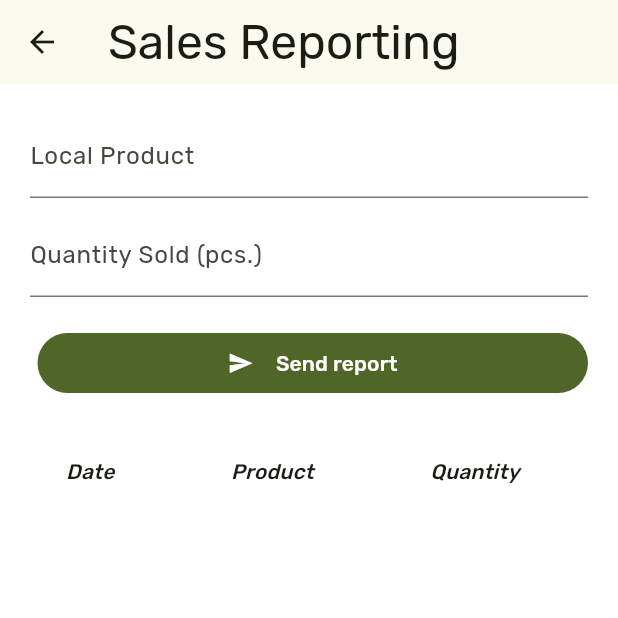
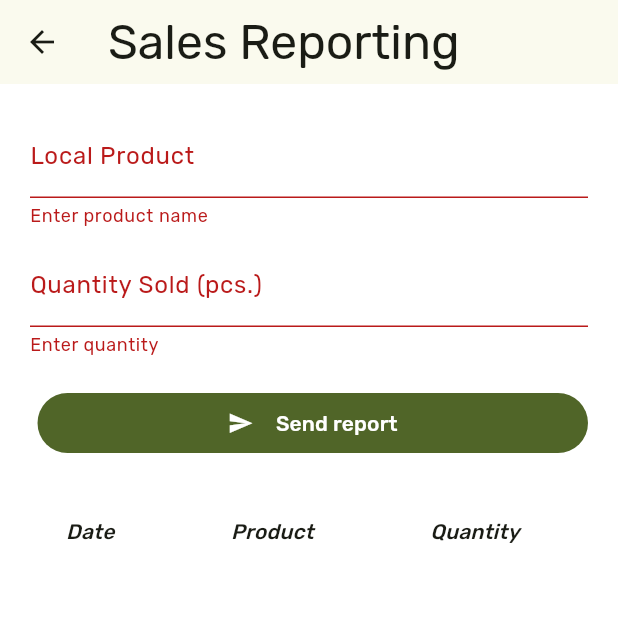
Before and after one commit to vallejohn/clinica_de_alternativo, a Flutter app: the SaleReportingPage screen opened by its route, after a tap on "Send report", on a phone screen of 412 x 824 dp, the top half of it. Run offline on Flutter 3.47's test engine with Material 3 defaults, Android fonts, the phone set to English and light mode, and no system bars; our stand-ins replace auto_route, cloud_firestore, dartz, equatable, firebase_auth, firebase_core and 5 more; missing offline and left inert: flutter_flavor; accounts and stored records are empty; statements that could not run were skipped.

Commit message:
Update sale_reporting_page.dart

```diff
--- a/lib/src/sales_reporting/presentation/sale_reporting_page.dart
+++ b/lib/src/sales_reporting/presentation/sale_reporting_page.dart
@@ -11,6 +11,8 @@ class SaleReportingPage extends StatefulWidget {
 class _SaleReportingPageState extends State<SaleReportingPage> {
   final TextEditingController _productNameController = TextEditingController();
   final TextEditingController _quantityController = TextEditingController();
+
+  final _formKey = GlobalKey<FormState>();
 
   @override
   Widget build(BuildContext context) {
@@ -36,10 +38,12 @@ class _SaleReportingPageState extends State<SaleReportingPage> {
             child: BlocBuilder<SalesReportingBloc, SalesReportingState>(builder: (srContext, srState) {
               bool loading = srState.status == SalesReportingStatus.loading;
               bool loadingList = srState.status == SalesReportingStatus.loadingReportsList;
-              return Column(
+              return Form(
+                key: _formKey,
+                child: Column(
                   crossAxisAlignment: CrossAxisAlignment.end,
                   children: [
-                  TextField(
+                    TextFormField(
                       focusNode: FocusNode(),
                       enableInteractiveSelection: false,
                       onTap: () {
@@ -49,16 +53,32 @@ class _SaleReportingPageState extends State<SaleReportingPage> {
                       decoration: const InputDecoration(
                         labelText: 'Local Product',
                       ),
+                      validator: (value){
+                        if(value != null){
+                          if(value.isEmpty) return 'Enter product name';
+                          return null;
+                        }else{
+                          return 'Enter product name';
+                        }
+                      },
                     ),
                     const SizedBox(
                       height: 10,
                     ),
-                  TextField(
+                    TextFormField(
                       keyboardType: TextInputType.number,
                       controller: _quantityController,
                       decoration: const InputDecoration(
                         labelText: 'Quantity Sold (pcs.)',
                       ),
+                      validator: (value){
+                        if(value != null){
+                          if(value.isEmpty) return 'Enter quantity';
+                          return null;
+                        }else{
+                          return 'Enter quantity';
+                        }
+                      },
                     ),
                     const SizedBox(
                       height: 20,
@@ -89,6 +109,7 @@ class _SaleReportingPageState extends State<SaleReportingPage> {
                             onPressed: loading
                                 ? null
                                 : () {
+                                    if(_formKey.currentState!.validate()){
                                       final salesReport = SalesReport(
                                         transactionId: 'TXN0034',
                                         product: context.read<SearchProductCubit>().state.selectedProduct,
@@ -96,6 +117,7 @@ class _SaleReportingPageState extends State<SaleReportingPage> {
                                         transactionDate: DateTime.now().toString(),
                                       );
                                       srContext.read<SalesReportingBloc>().add(SalesReportingEvent.onSendReport(salesReport));
+                                    }
                                   },
                             child: Row(
                               mainAxisSize: MainAxisSize.min,
@@ -167,6 +189,7 @@ class _SaleReportingPageState extends State<SaleReportingPage> {
                         ),
                       )
                   ],
+                ),
               );
             }),
           ),
```
Lines whose indentation alone changed are shown as unchanged.
